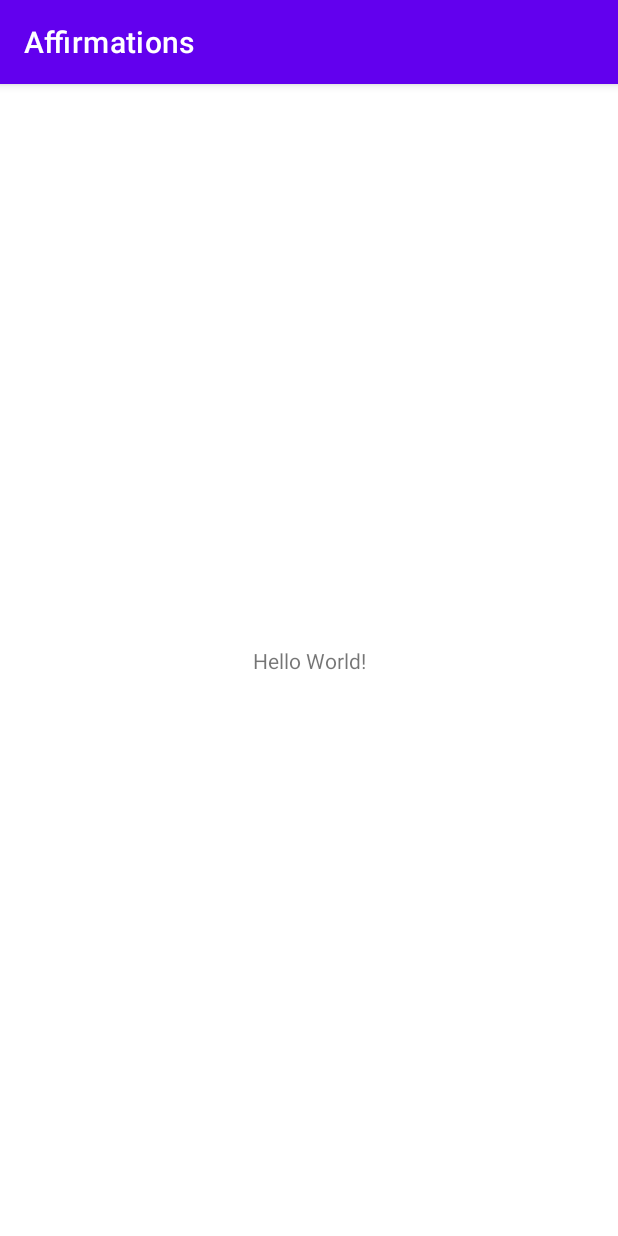
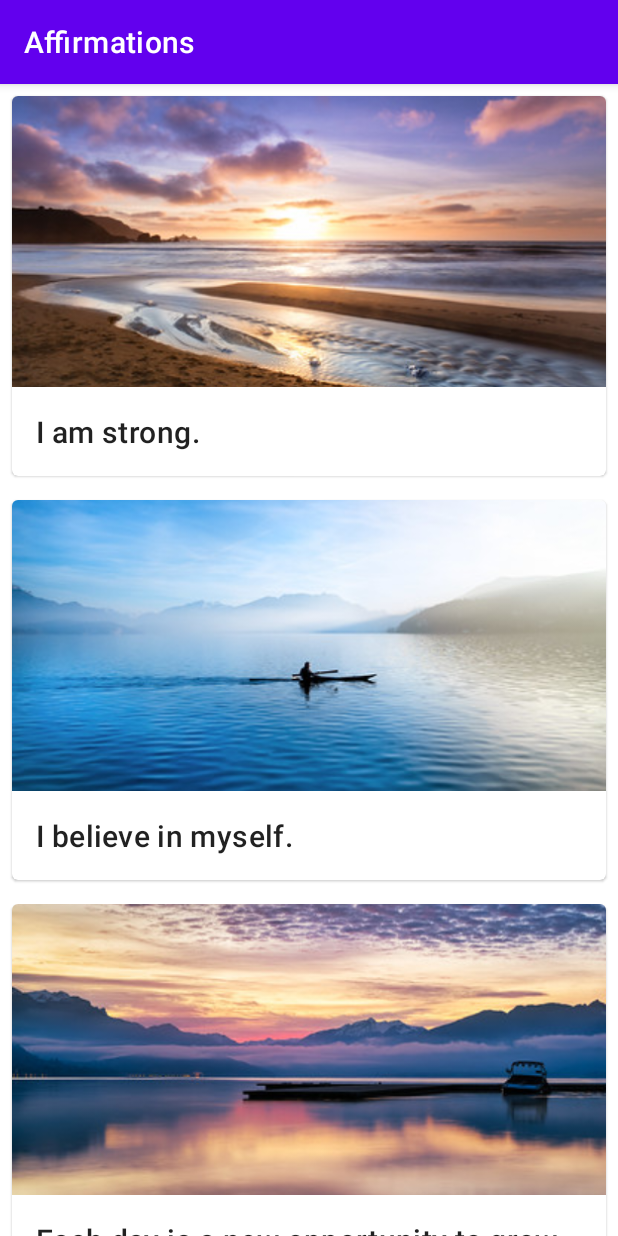
Before and after one commit to nayakastha/study-jam, an Android app: the screen it shows after launch (MainActivity), on a phone screen of 412 x 824 dp. Run offline under Robolectric (Android 15) with nearby library versions, the phone set to English and light mode, and no system bars.

Commit message:
polished UI ammirmations app

```diff
--- a/Affirmations/app/src/main/java/com/example/affirmations/MainActivity.kt
+++ b/Affirmations/app/src/main/java/com/example/affirmations/MainActivity.kt
@@ -2,10 +2,25 @@ package com.example.affirmations
 
 import androidx.appcompat.app.AppCompatActivity
 import android.os.Bundle
+import androidx.recyclerview.widget.RecyclerView
+import com.example.affirmations.adapter.ItemAdapter
+import com.example.affirmations.data.Datasource
+
 
 class MainActivity : AppCompatActivity() {
+
     override fun onCreate(savedInstanceState: Bundle?) {
         super.onCreate(savedInstanceState)
         setContentView(R.layout.activity_main)
+
+        // Initialize data.
+        val myDataset = Datasource().loadAffirmations()
+
+        val recyclerView = findViewById<RecyclerView>(R.id.recycler_view)
+        recyclerView.adapter = ItemAdapter(this, myDataset)
+
+        // Use this setting to improve performance if you know that changes
+        // in content do not change the layout size of the RecyclerView
+        recyclerView.setHasFixedSize(true)
     }
 }
--- /dev/null
+++ b/Affirmations/app/src/main/java/com/example/affirmations/adapter/ItemAdapter.kt
@@ -0,0 +1,55 @@
+
+package com.example.affirmations.adapter
+
+import android.content.Context
+import android.view.LayoutInflater
+import android.view.View
+import android.view.ViewGroup
+import android.widget.ImageView
+import android.widget.TextView
+import androidx.recyclerview.widget.RecyclerView
+import com.example.affirmations.R
+import com.example.affirmations.model.Affirmation
+
+/**
+ * Adapter for the [RecyclerView] in [MainActivity]. Displays [Affirmation] data object.
+ */
+class ItemAdapter(
+    private val context: Context,
+    private val dataset: List<Affirmation>
+): RecyclerView.Adapter<ItemAdapter.ItemViewHolder>() {
+
+    // Provide a reference to the views for each data item
+    // Complex data items may need more than one view per item, and
+    // you provide access to all the views for a data item in a view holder.
+    // Each data item is just an Affirmation object.
+    class ItemViewHolder(private val view: View): RecyclerView.ViewHolder(view) {
+        val textView: TextView = view.findViewById(R.id.item_title)
+        val imageView: ImageView = view.findViewById(R.id.item_image)
+    }
+
+    /**
+     * Create new views (invoked by the layout manager)
+     */
+    override fun onCreateViewHolder(parent: ViewGroup, viewType: Int): ItemViewHolder {
+        // create a new view
+        val adapterLayout = LayoutInflater.from(parent.context)
+            .inflate(R.layout.list_item, parent, false)
+
+        return ItemViewHolder(adapterLayout)
+    }
+
+    /**
+     * Replace the contents of a view (invoked by the layout manager)
+     */
+    override fun onBindViewHolder(holder: ItemViewHolder, position: Int) {
+        val item = dataset[position]
+        holder.textView.text = context.resources.getString(item.stringResourceId)
+        holder.imageView.setImageResource(item.imageResourceId)
+    }
+
+    /**
+     * Return the size of your dataset (invoked by the layout manager)
+     */
+    override fun getItemCount() = dataset.size
+}
--- /dev/null
+++ b/Affirmations/app/src/main/java/com/example/affirmations/data/Datasource.kt
@@ -0,0 +1,24 @@
+package com.example.affirmations.data
+
+import com.example.affirmations.R
+import com.example.affirmations.model.Affirmation
+
+/**
+ * [Datasource] generates a list of [Affirmation]
+ */
+class Datasource() {
+
+    fun loadAffirmations(): List<Affirmation> {
+        return listOf<Affirmation>(
+            Affirmation(R.string.affirmation1, R.drawable.image1),
+            Affirmation(R.string.affirmation2, R.drawable.image2),
+            Affirmation(R.string.affirmation3, R.drawable.image3),
+            Affirmation(R.string.affirmation4, R.drawable.image4),
+            Affirmation(R.string.affirmation5, R.drawable.image5),
+            Affirmation(R.string.affirmation6, R.drawable.image6),
+            Affirmation(R.string.affirmation7, R.drawable.image7),
+            Affirmation(R.string.affirmation8, R.drawable.image8),
+            Affirmation(R.string.affirmation9, R.drawable.image9),
+            Affirmation(R.string.affirmation10, R.drawable.image10))
+    }
+}
--- /dev/null
+++ b/Affirmations/app/src/main/java/com/example/affirmations/model/Affirmation.kt
@@ -0,0 +1,12 @@
+package com.example.affirmations.model
+
+import androidx.annotation.DrawableRes
+import androidx.annotation.StringRes
+
+/**
+ * [Affirmation] is the data class to represent the Affirmation text and imageResourceId
+ */
+data class Affirmation(
+    @StringRes val stringResourceId: Int,
+    @DrawableRes val imageResourceId: Int
+)
--- a/Affirmations/app/src/main/res/layout/activity_main.xml
+++ b/Affirmations/app/src/main/res/layout/activity_main.xml
@@ -1,18 +1,16 @@
 <?xml version="1.0" encoding="utf-8"?>
-<androidx.constraintlayout.widget.ConstraintLayout xmlns:android="http://schemas.android.com/apk/res/android"
+<FrameLayout xmlns:android="http://schemas.android.com/apk/res/android"
     xmlns:app="http://schemas.android.com/apk/res-auto"
     xmlns:tools="http://schemas.android.com/tools"
     android:layout_width="match_parent"
     android:layout_height="match_parent"
     tools:context=".MainActivity">
 
-    <TextView
-        android:layout_width="wrap_content"
-        android:layout_height="wrap_content"
-        android:text="Hello World!"
-        app:layout_constraintBottom_toBottomOf="parent"
-        app:layout_constraintLeft_toLeftOf="parent"
-        app:layout_constraintRight_toRightOf="parent"
-        app:layout_constraintTop_toTopOf="parent" />
+    <androidx.recyclerview.widget.RecyclerView
+        android:id="@+id/recycler_view"
+        android:layout_width="match_parent"
+        android:layout_height="match_parent"
+        app:layoutManager="LinearLayoutManager"
+        android:scrollbars="vertical"/>
 
-</androidx.constraintlayout.widget.ConstraintLayout>
+</FrameLayout>
--- /dev/null
+++ b/Affirmations/app/src/main/res/layout/list_item.xml
@@ -0,0 +1,28 @@
+<?xml version="1.0" encoding="utf-8"?>
+<com.google.android.material.card.MaterialCardView xmlns:android="http://schemas.android.com/apk/res/android"
+    android:layout_width="match_parent"
+    android:layout_height="wrap_content"
+    android:layout_margin="8dp">
+
+    <LinearLayout
+        android:layout_width="match_parent"
+        android:layout_height="wrap_content"
+        android:orientation="vertical">
+
+        <ImageView
+            android:id="@+id/item_image"
+            android:layout_width="match_parent"
+            android:layout_height="194dp"
+            android:importantForAccessibility="no"
+            android:scaleType="centerCrop" />
+
+        <TextView
+            android:id="@+id/item_title"
+            android:layout_width="wrap_content"
+            android:layout_height="wrap_content"
+            android:padding="16dp"
+            android:textAppearance="?attr/textAppearanceHeadline6" />
+
+    </LinearLayout>
+
+</com.google.android.material.card.MaterialCardView>
--- a/Affirmations/app/src/main/res/values/strings.xml
+++ b/Affirmations/app/src/main/res/values/strings.xml
@@ -1,3 +1,13 @@
 <resources>
     <string name="app_name">Affirmations</string>
+    <string name="affirmation1">I am strong.</string>
+    <string name="affirmation2">I believe in myself.</string>
+    <string name="affirmation3">Each day is a new opportunity to grow and be a better version of myself.</string>
+    <string name="affirmation4">Every challenge in my life is an opportunity to learn from.</string>
+    <string name="affirmation5">I have so much to be grateful for.</string>
+    <string name="affirmation6">Good things are always coming into my life.</string>
+    <string name="affirmation7">New opportunities await me at every turn.</string>
+    <string name="affirmation8">I have the courage to follow my heart.</string>
+    <string name="affirmation9">Things will unfold at precisely the right time.</string>
+    <string name="affirmation10">I will be present in all the moments that this day brings.</string>
 </resources>
```
Also changed, not shown: Affirmations/app/src/main/res/drawable/image1.jpg (added), Affirmations/app/src/main/res/drawable/image10.jpg (added), Affirmations/app/src/main/res/drawable/image2.jpg (added), Affirmations/app/src/main/res/drawable/image3.jpg (added), Affirmations/app/src/main/res/drawable/image4.jpg (added), Affirmations/app/src/main/res/drawable/image5.jpg (added), Affirmations/app/src/main/res/drawable/image6.jpg (added), Affirmations/app/src/main/res/drawable/image7.jpg (added), Affirmations/app/src/main/res/drawable/image8.jpg (added), Affirmations/app/src/main/res/drawable/image9.jpg (added).
